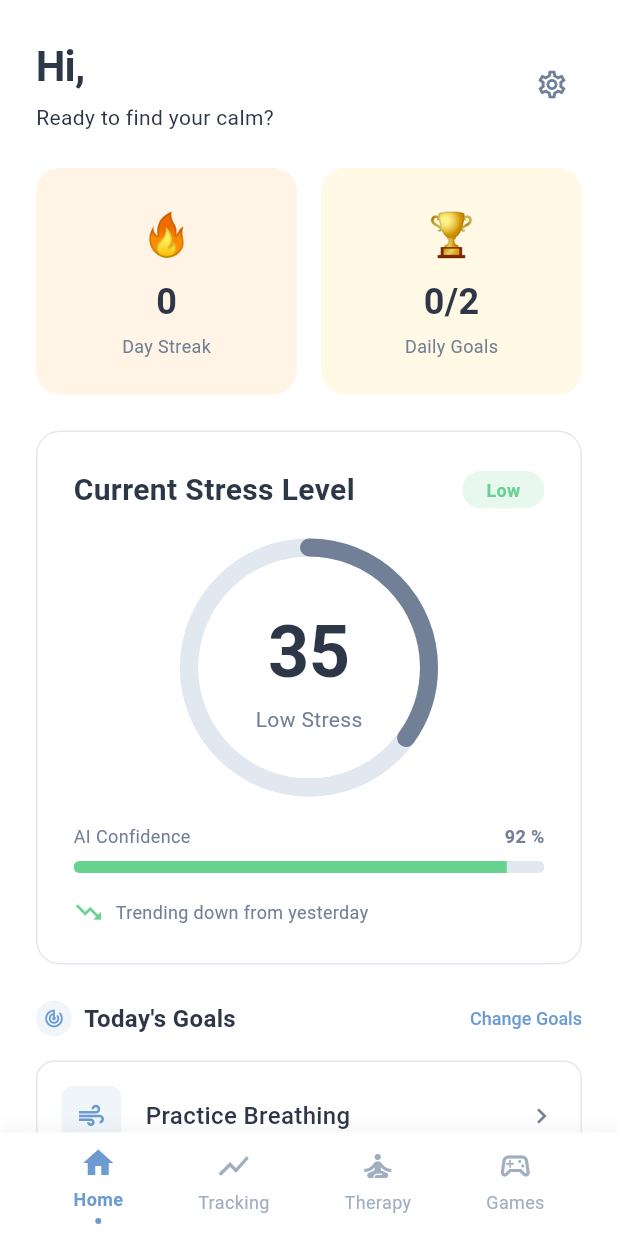
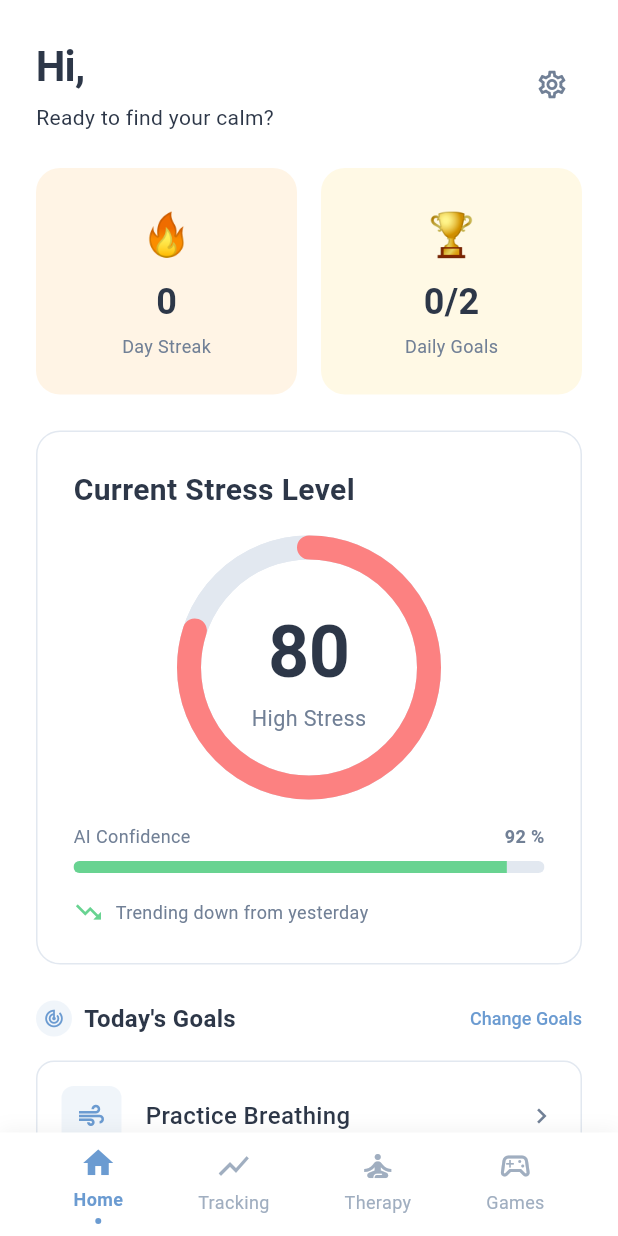
Before and after one commit to JHyeon0915/CalmTrace, a Flutter app: the screen it shows once a user with an empty profile is signed in, on a phone screen of 412 x 824 dp. Run offline on Flutter 3.47's test engine with Material 3 defaults, Android fonts, the phone set to English and light mode, and no system bars; our stand-ins replace audioplayers, firebase_auth, firebase_core, firebase_messaging, flutter_dotenv, flutter_local_notifications and 2 more; missing offline and left inert: health; accounts and stored records are empty; network calls fail; Roboto replaces fonts that are missing (SF Pro Display).

Commit message:
refactor: componentize stress_gauge widget

```diff
--- a/frontend/lib/screens/dashboard_screen.dart
+++ b/frontend/lib/screens/dashboard_screen.dart
@@ -8,6 +8,7 @@ import '../models/daily_tip_model.dart';
 import '../widgets/app_bottom_nav_bar.dart';
 import '../widgets/streak_celebration_modal.dart';
 import '../widgets/set_goals_modal.dart';
+import '../widgets/stress_gauge.dart';
 import 'settings_screen.dart';
 import 'games_screen.dart';
 import 'therapy_hub_screen.dart';
@@ -405,79 +406,11 @@ class _DashboardScreenState extends State<DashboardScreen> {
       child: Column(
         children: [
           Row(
-            mainAxisAlignment: MainAxisAlignment.spaceBetween,
-            children: [
-              Text('Current Stress Level', style: AppTextStyles.h4),
-              Container(
-                padding: const EdgeInsets.symmetric(
-                  horizontal: AppSpacing.md,
-                  vertical: AppSpacing.xs,
-                ),
-                decoration: BoxDecoration(
-                  color: AppColors.stressLow.withValues(alpha: 0.15),
-                  borderRadius: AppRadius.roundBorder,
-                ),
-                child: Text(
-                  'Low',
-                  style: AppTextStyles.labelSmall.copyWith(
-                    color: AppColors.stressLow,
-                    fontWeight: FontWeight.w600,
-                  ),
-                ),
-              ),
-            ],
+            mainAxisAlignment: MainAxisAlignment.start,
+            children: [Text('Current Stress Level', style: AppTextStyles.h4)],
           ),
           const SizedBox(height: AppSpacing.lg),
-          SizedBox(
-            width: 160,
-            height: 160,
-            child: Stack(
-              alignment: Alignment.center,
-              children: [
-                SizedBox(
-                  width: 160,
-                  height: 160,
-                  child: CircularProgressIndicator(
-                    value: 1.0,
-                    strokeWidth: 12,
-                    backgroundColor: AppColors.border,
-                    valueColor: AlwaysStoppedAnimation<Color>(AppColors.border),
-                  ),
-                ),
-                SizedBox(
-                  width: 160,
-                  height: 160,
-                  child: CircularProgressIndicator(
-                    value: 0.35,
-                    strokeWidth: 12,
-                    backgroundColor: Colors.transparent,
-                    valueColor: AlwaysStoppedAnimation<Color>(
-                      AppColors.textSecondary,
-                    ),
-                    strokeCap: StrokeCap.round,
-                  ),
-                ),
-                Column(
-                  mainAxisSize: MainAxisSize.min,
-                  children: [
-                    Text(
-                      '35',
-                      style: AppTextStyles.h1.copyWith(
-                        fontSize: 48,
-                        fontWeight: FontWeight.bold,
-                      ),
-                    ),
-                    Text(
-                      'Low Stress',
-                      style: AppTextStyles.bodyMedium.copyWith(
-                        color: AppColors.textSecondary,
-                      ),
-                    ),
-                  ],
-                ),
-              ],
-            ),
-          ),
+          StressGauge(level: 80, maxLevel: 100),
           const SizedBox(height: AppSpacing.lg),
           Row(
             mainAxisAlignment: MainAxisAlignment.spaceBetween,
@@ -575,7 +508,6 @@ class _DashboardScreenState extends State<DashboardScreen> {
         ),
         const SizedBox(height: AppSpacing.md),
 
-        // Dynamic goals list
         if (_dailyGoals.isEmpty)
         // Show default goals if none set
         ...[
@@ -916,14 +848,12 @@ class _DashboardScreenState extends State<DashboardScreen> {
 
     final stressService = StressPredictionService();
 
-    // Step 1: Check model status
     debugPrint('📍 Step 1: Checking model status...');
     final status = await stressService.getModelStatus();
     debugPrint('   Models loaded: ${status.modelsLoaded}');
     debugPrint('   Available models: ${status.availableModels}');
     debugPrint('');
 
-    // Step 2: Generate mock health data
     debugPrint('📍 Step 2: Generating mock health data...');
 
     // Simulate Garmin smartwatch data
@@ -958,7 +888,6 @@ class _DashboardScreenState extends State<DashboardScreen> {
     debugPrint('   HR values: $mockHrValues');
     debugPrint('');
 
-    // Step 3: Make prediction
     debugPrint('📍 Step 3: Calling ML API...');
 
     try {
--- /dev/null
+++ b/frontend/lib/widgets/stress_gauge.dart
@@ -0,0 +1,141 @@
+import 'package:flutter/material.dart';
+import '../constants/app_constants.dart';
+
+class StressGauge extends StatefulWidget {
+  final int level;
+  final int maxLevel;
+  final double size;
+  final double strokeWidth;
+
+  const StressGauge({
+    super.key,
+    required this.level,
+    required this.maxLevel,
+    this.size = 160,
+    this.strokeWidth = 16,
+  });
+
+  @override
+  State<StressGauge> createState() => _StressGaugeState();
+}
+
+class _StressGaugeState extends State<StressGauge>
+    with SingleTickerProviderStateMixin {
+  late AnimationController _controller;
+  late Animation<double> _animation;
+
+  Color _getStressColor(int level) {
+    if (level <= 40) return AppColors.stressLow;
+    if (level <= 70) return AppColors.stressMedium;
+    return AppColors.stressHigh;
+  }
+
+  String _getStressLabel(int level) {
+    if (level <= 40) return 'Low Stress';
+    if (level <= 70) return 'Medium Stress';
+    return 'High Stress';
+  }
+
+  @override
+  void initState() {
+    super.initState();
+    _controller = AnimationController(
+      duration: const Duration(milliseconds: 1500),
+      vsync: this,
+    );
+    _animation = Tween<double>(
+      begin: 0,
+      end: widget.level / widget.maxLevel,
+    ).animate(CurvedAnimation(parent: _controller, curve: Curves.easeOutCubic));
+    _controller.forward();
+  }
+
+  @override
+  void didUpdateWidget(StressGauge oldWidget) {
+    super.didUpdateWidget(oldWidget);
+    if (oldWidget.level != widget.level) {
+      _animation =
+          Tween<double>(
+            begin: _animation.value,
+            end: widget.level / widget.maxLevel,
+          ).animate(
+            CurvedAnimation(parent: _controller, curve: Curves.easeOutCubic),
+          );
+      _controller
+        ..reset()
+        ..forward();
+    }
+  }
+
+  @override
+  void dispose() {
+    _controller.dispose();
+    super.dispose();
+  }
+
+  @override
+  Widget build(BuildContext context) {
+    final color = _getStressColor(widget.level);
+    final label = _getStressLabel(widget.level);
+
+    return AnimatedBuilder(
+      animation: _animation,
+      builder: (context, child) {
+        final animatedLevel = (_animation.value * widget.maxLevel).toInt();
+        return SizedBox(
+          width: widget.size,
+          height: widget.size,
+          child: Stack(
+            alignment: Alignment.center,
+            children: [
+              // Background track
+              SizedBox(
+                width: widget.size,
+                height: widget.size,
+                child: CircularProgressIndicator(
+                  value: 1,
+                  strokeWidth: widget.strokeWidth,
+                  backgroundColor: AppColors.border,
+                  valueColor: AlwaysStoppedAnimation<Color>(AppColors.border),
+                ),
+              ),
+              // Animated progress arc
+              SizedBox(
+                width: widget.size,
+                height: widget.size,
+                child: CircularProgressIndicator(
+                  value: _animation.value,
+                  strokeWidth: widget.strokeWidth,
+                  backgroundColor: Colors.transparent,
+                  valueColor: AlwaysStoppedAnimation<Color>(color),
+                  strokeCap: StrokeCap.round,
+                ),
+              ),
+              // Center text
+              Column(
+                mainAxisAlignment: MainAxisAlignment.center,
+                children: [
+                  Text(
+                    '$animatedLevel',
+                    style: AppTextStyles.h1.copyWith(
+                      fontSize: widget.size * 0.3,
+                      fontWeight: FontWeight.bold,
+                      color: AppColors.textPrimary,
+                    ),
+                  ),
+                  Text(
+                    label,
+                    style: AppTextStyles.bodyMedium.copyWith(
+                      color: AppColors.textSecondary,
+                      fontSize: widget.size * 0.09,
+                    ),
+                  ),
+                ],
+              ),
+            ],
+          ),
+        );
+      },
+    );
+  }
+}
```
Also changed, not shown: frontend/lib/screens/tracking_screen.dart (+2 -113 lines).
